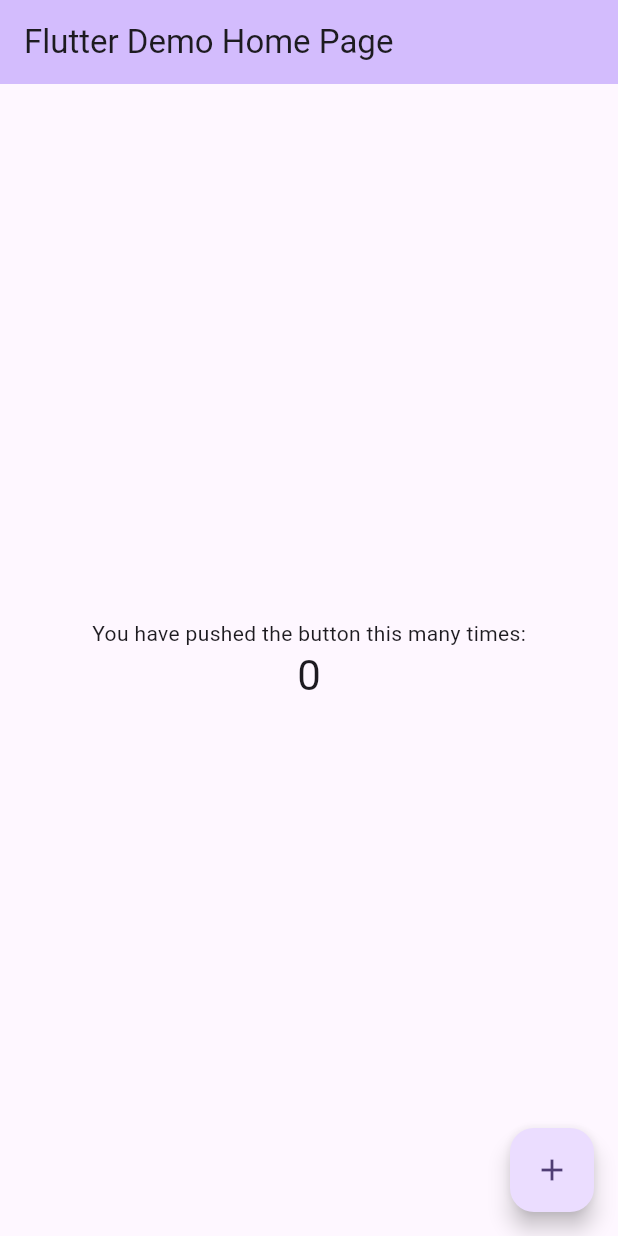
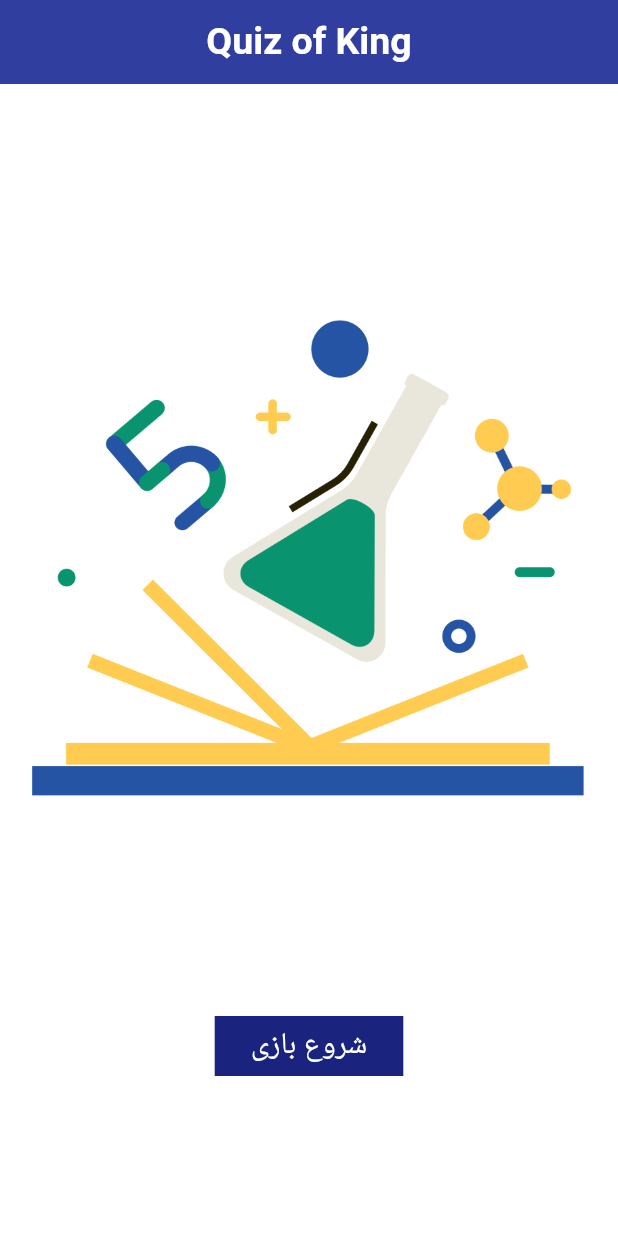
Before and after one commit to mahdiramezanii/quiz_application, a Flutter app: the screen it shows after launch, on a phone screen of 412 x 824 dp. Run offline on Flutter 3.47's test engine with Material 3 defaults, Android fonts, the phone set to English and light mode, and no system bars.

```diff
--- /dev/null
+++ b/lib/home_page.dart
@@ -0,0 +1,54 @@
+import "package:flutter/material.dart";
+import "package:quiz/quiz_page.dart";
+
+class HomePage extends StatelessWidget {
+  @override
+  Widget build(BuildContext context) {
+    return Scaffold(
+      backgroundColor: Colors.white,
+      appBar: getAppBar(),
+      body: Column(
+        mainAxisAlignment: MainAxisAlignment.spaceEvenly,
+        children: [
+          Image(
+            image: AssetImage("images/welcome.png"),
+          ),
+          ElevatedButton(
+            style: ElevatedButton.styleFrom(
+              elevation: 0,
+              backgroundColor: Colors.indigo[900],
+              shape: LinearBorder(),
+            ),
+            onPressed: () {
+              Navigator.of(context).push(
+                MaterialPageRoute(builder: (context){
+                  return QuizPage();
+                })
+              );
+            },
+            child: Text(
+              "شروع بازی",
+              style: TextStyle(
+                  color: Colors.white,
+                  fontSize: 20,
+                  fontWeight: FontWeight.w400),
+            ),
+          )
+        ],
+      ),
+    );
+  }
+
+  PreferredSizeWidget getAppBar() {
+    return AppBar(
+      centerTitle: true,
+      elevation: 0,
+      title: Text(
+        "Quiz of King",
+        style: TextStyle(
+            color: Colors.white, fontSize: 25, fontWeight: FontWeight.bold),
+      ),
+      backgroundColor: Colors.indigo[700],
+    );
+  }
+}
--- a/lib/main.dart
+++ b/lib/main.dart
@@ -1,125 +1,17 @@
 import 'package:flutter/material.dart';
+import 'package:quiz/home_page.dart';
 
 void main() {
-  runApp(const MyApp());
+  runApp(Application());
 }
 
-class MyApp extends StatelessWidget {
-  const MyApp({super.key});
+class Application extends StatelessWidget {
+  @override
+  Widget build(BuildContext contex) {
+    return MaterialApp(
+      debugShowCheckedModeBanner: false,
 
-  // This widget is the root of your application.
-  @override
-  Widget build(BuildContext context) {
-    return MaterialApp(
-      title: 'Flutter Demo',
-      theme: ThemeData(
-        // This is the theme of your application.
-        //
-        // TRY THIS: Try running your application with "flutter run". You'll see
-        // the application has a purple toolbar. Then, without quitting the app,
-        // try changing the seedColor in the colorScheme below to Colors.green
-        // and then invoke "hot reload" (save your changes or press the "hot
-        // reload" button in a Flutter-supported IDE, or press "r" if you used
-        // the command line to start the app).
-        //
-        // Notice that the counter didn't reset back to zero; the application
-        // state is not lost during the reload. To reset the state, use hot
-        // restart instead.
-        //
-        // This works for code too, not just values: Most code changes can be
-        // tested with just a hot reload.
-        colorScheme: ColorScheme.fromSeed(seedColor: Colors.deepPurple),
-        useMaterial3: true,
-      ),
-      home: const MyHomePage(title: 'Flutter Demo Home Page'),
+      home: HomePage(),
     );
   }
 }
-
-class MyHomePage extends StatefulWidget {
-  const MyHomePage({super.key, required this.title});
-
-  // This widget is the home page of your application. It is stateful, meaning
-  // that it has a State object (defined below) that contains fields that affect
-  // how it looks.
-
-  // This class is the configuration for the state. It holds the values (in this
-  // case the title) provided by the parent (in this case the App widget) and
-  // used by the build method of the State. Fields in a Widget subclass are
-  // always marked "final".
-
-  final String title;
-
-  @override
-  State<MyHomePage> createState() => _MyHomePageState();
-}
-
-class _MyHomePageState extends State<MyHomePage> {
-  int _counter = 0;
-
-  void _incrementCounter() {
-    setState(() {
-      // This call to setState tells the Flutter framework that something has
-      // changed in this State, which causes it to rerun the build method below
-      // so that the display can reflect the updated values. If we changed
-      // _counter without calling setState(), then the build method would not be
-      // called again, and so nothing would appear to happen.
-      _counter++;
-    });
-  }
-
-  @override
-  Widget build(BuildContext context) {
-    // This method is rerun every time setState is called, for instance as done
-    // by the _incrementCounter method above.
-    //
-    // The Flutter framework has been optimized to make rerunning build methods
-    // fast, so that you can just rebuild anything that needs updating rather
-    // than having to individually change instances of widgets.
-    return Scaffold(
-      appBar: AppBar(
-        // TRY THIS: Try changing the color here to a specific color (to
-        // Colors.amber, perhaps?) and trigger a hot reload to see the AppBar
-        // change color while the other colors stay the same.
-        backgroundColor: Theme.of(context).colorScheme.inversePrimary,
-        // Here we take the value from the MyHomePage object that was created by
-        // the App.build method, and use it to set our appbar title.
-        title: Text(widget.title),
-      ),
-      body: Center(
-        // Center is a layout widget. It takes a single child and positions it
-        // in the middle of the parent.
-        child: Column(
-          // Column is also a layout widget. It takes a list of children and
-          // arranges them vertically. By default, it sizes itself to fit its
-          // children horizontally, and tries to be as tall as its parent.
-          //
-          // Column has various properties to control how it sizes itself and
-          // how it positions its children. Here we use mainAxisAlignment to
-          // center the children vertically; the main axis here is the vertical
-          // axis because Columns are vertical (the cross axis would be
-          // horizontal).
-          //
-          // TRY THIS: Invoke "debug painting" (choose the "Toggle Debug Paint"
-          // action in the IDE, or press "p" in the console), to see the
-          // wireframe for each widget.
-          mainAxisAlignment: MainAxisAlignment.center,
-          children: <Widget>[
-            const Text(
-              'You have pushed the button this many times:',
-            ),
-            Text(
-              '$_counter',
-              style: Theme.of(context).textTheme.headlineMedium,
-            ),
-          ],
-        ),
-      ),
-      floatingActionButton: FloatingActionButton(
-        onPressed: _incrementCounter,
-        tooltip: 'Increment',
-        child: const Icon(Icons.add),
-      ), // This trailing comma makes auto-formatting nicer for build methods.
-    );
-  }
-}
```
Also changed, not shown: lib/quiz_page.dart (added, +64 -0 lines), pubspec.yaml (+12 -53 lines), pubspec.lock.
